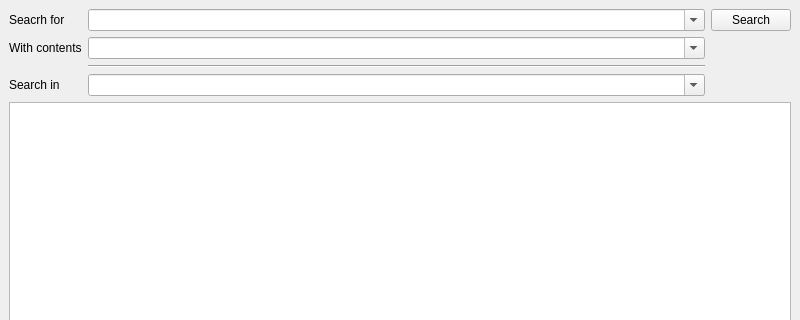
Old version of the form qt-app/src/filessearchdialog/cfilessearchwindow.ui in the repository VioletGiraffe/file-commander; both pictures show x 0 to 800 and y 0 to 320 of the 800 by 600 pixel window.
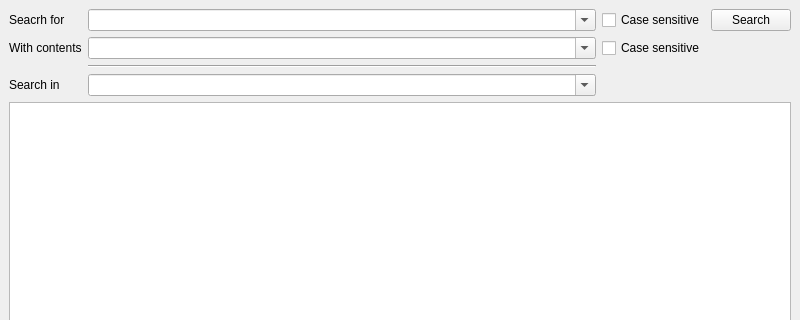
New version of the form. Custom widgets are drawn as their Qt base class.

Commit message: File search: wild cards support; case sensitivity switch added

```diff
--- a/qt-app/src/filessearchdialog/cfilessearchwindow.ui
+++ b/qt-app/src/filessearchdialog/cfilessearchwindow.ui
@@ -16,18 +16,11 @@
   <widget class="QWidget" name="centralwidget">
    <layout class="QVBoxLayout" name="verticalLayout">
     <item>
-     <layout class="QGridLayout" name="gridLayout" columnstretch="0,1,0">
-      <item row="3" column="1">
-       <widget class="CHistoryComboBox" name="searchRoot">
-        <property name="editable">
-         <bool>true</bool>
-        </property>
-       </widget>
-      </item>
-      <item row="3" column="0">
-       <widget class="QLabel" name="label_3">
+     <layout class="QGridLayout" name="gridLayout" columnstretch="0,1,0,0">
+      <item row="0" column="0">
+       <widget class="QLabel" name="label">
         <property name="text">
-         <string>Search in</string>
+         <string>Seacrh for</string>
         </property>
        </widget>
       </item>
@@ -39,6 +32,13 @@
        </widget>
       </item>
       <item row="0" column="2">
+       <widget class="QCheckBox" name="cbNameCaseSensitive">
+        <property name="text">
+         <string>Case sensitive</string>
+        </property>
+       </widget>
+      </item>
+      <item row="0" column="3">
        <widget class="QPushButton" name="btnSearch">
         <property name="focusPolicy">
          <enum>Qt::ClickFocus</enum>
@@ -55,13 +55,6 @@
         </property>
        </widget>
       </item>
-      <item row="0" column="0">
-       <widget class="QLabel" name="label">
-        <property name="text">
-         <string>Seacrh for</string>
-        </property>
-       </widget>
-      </item>
       <item row="1" column="1">
        <widget class="CHistoryComboBox" name="fileContentsToFind">
         <property name="editable">
@@ -69,6 +62,13 @@
         </property>
        </widget>
       </item>
+      <item row="1" column="2">
+       <widget class="QCheckBox" name="cbContentsCaseSensitive">
+        <property name="text">
+         <string>Case sensitive</string>
+        </property>
+       </widget>
+      </item>
       <item row="2" column="1">
        <widget class="Line" name="line_2">
         <property name="orientation">
@@ -76,6 +76,20 @@
         </property>
        </widget>
       </item>
+      <item row="3" column="0">
+       <widget class="QLabel" name="label_3">
+        <property name="text">
+         <string>Search in</string>
+        </property>
+       </widget>
+      </item>
+      <item row="3" column="1">
+       <widget class="CHistoryComboBox" name="searchRoot">
+        <property name="editable">
+         <bool>true</bool>
+        </property>
+       </widget>
+      </item>
      </layout>
     </item>
     <item>
```
The commit also changes 3 other files.
